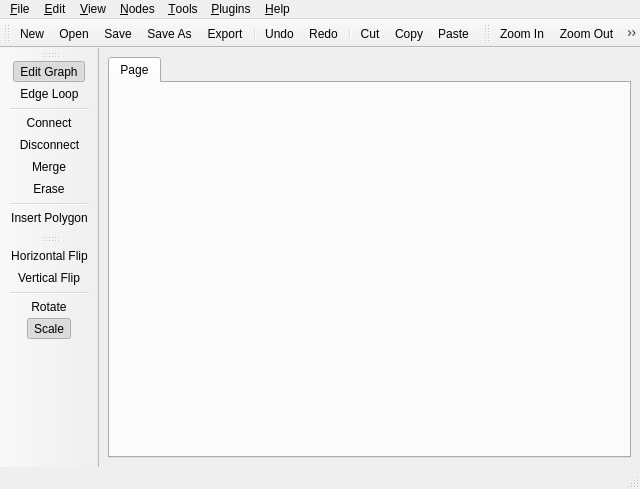
Before: the Qt Designer form src/dialogs/main_window.ui in mbasaglia/Knotter, drawn with Qt 5.
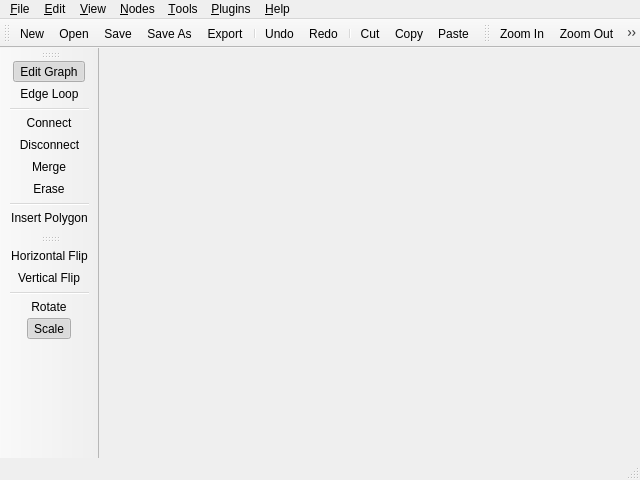
After: the same form once the commit is applied. Icons and pictures are not drawn. Custom widgets are drawn as their Qt base class.

Diff of the .ui file:
```diff
--- a/src/dialogs/main_window.ui
+++ b/src/dialogs/main_window.ui
@@ -7,7 +7,7 @@
     <x>0</x>
     <y>0</y>
     <width>640</width>
-    <height>489</height>
+    <height>480</height>
    </rect>
   </property>
   <property name="windowTitle">
@@ -17,11 +17,15 @@
    <layout class="QVBoxLayout" name="verticalLayout">
     <item>
      <widget class="Extended_TabWidget" name="tabWidget">
-      <widget class="QWidget" name="tab">
-       <attribute name="title">
-        <string>Page</string>
-       </attribute>
-      </widget>
+      <property name="documentMode">
+       <bool>true</bool>
+      </property>
+      <property name="tabsClosable">
+       <bool>true</bool>
+      </property>
+      <property name="movable">
+       <bool>true</bool>
+      </property>
      </widget>
     </item>
    </layout>
```
Left out of the diff: 49 changed lines with no effect on the pictures.
